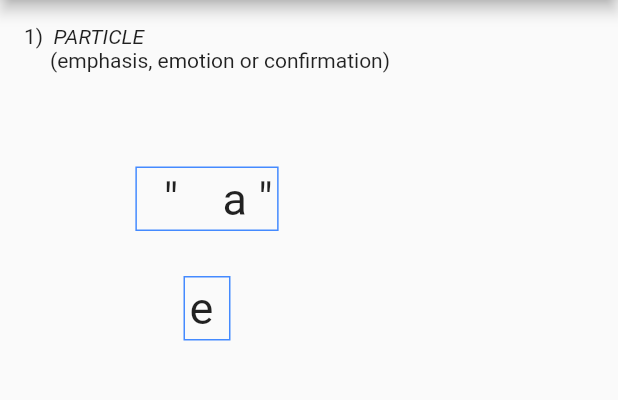
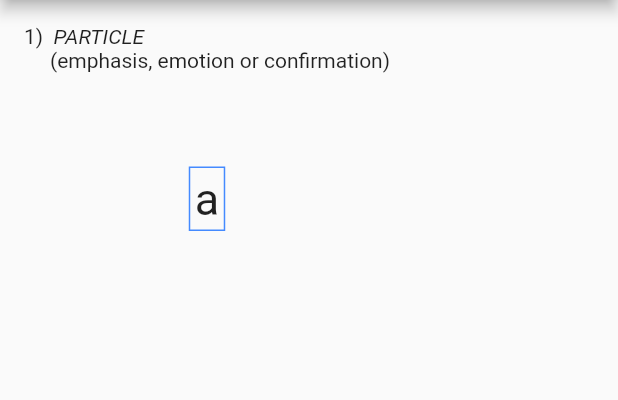
Before and after one commit to emmalink1/toki-pona-dict, a Flutter app: the screen it shows after launch, after a tap on "a (or kin)", on a phone screen of 412 x 824 dp, the part 84-484 px from its top. Run offline on Flutter 3.47's test engine with Material 2 defaults, Android fonts, the phone set to English and light mode, and no system bars; our stand-ins replace shared_preferences; Roboto replaces fonts that are missing (LinjaPona).

Commit message:
cleanup word display

```diff
--- a/lib/main.dart
+++ b/lib/main.dart
@@ -74,7 +74,7 @@ class _HomePageState extends State<HomePage> {
                 .expand((i) => i)
                 .toList()),
       ),
-      trailing: Text("${word.getMainWord()} \t",
+      trailing: Text(word.getMainWord(),
           textAlign: TextAlign.right,
           style: TextStyle(fontFamily: 'LinjaPona', fontSize: 18.0)),
       onTap: () {
@@ -130,7 +130,7 @@ class WordDetailScreen extends StatelessWidget {
 
   @override
   Widget build(BuildContext context) {
-    final _rootWord = "  \"    " + word.word.split(' (')[0] + " \"";
+    final _rootWord = word.getMainWord();
     print(_rootWord);
 
     // Use the Todo to create our UI
@@ -156,19 +156,6 @@ class WordDetailScreen extends StatelessWidget {
               style: TextStyle(fontFamily: 'LinjaPona', fontSize: 30.0),
             ),
           ),
-          Container(
-              margin: const EdgeInsets.all(15.0),
-              padding: const EdgeInsets.all(3.0),
-              decoration: new BoxDecoration(
-                  border: new Border.all(color: Colors.blueAccent)),
-              child: Text("e\t",
-                  style: TextStyle(
-                    fontFamily: 'LinjaPona',
-                    fontSize: 30.0,
-                    fontWeight: FontWeight.w400,
-                  ),
-                  textScaleFactor: 1.0,
-                  maxLines: 10))
         ]));
   }
 }
```
